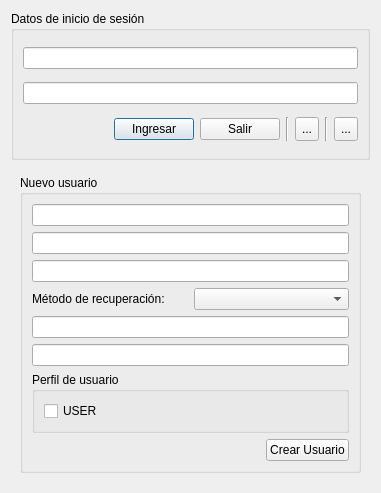
Qt form logindialog.ui (lincolningaroca/xxxApp) before a commit.
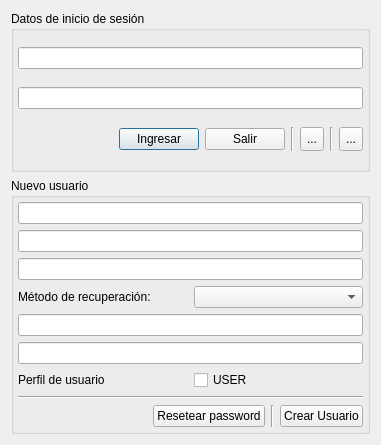
The same form after that commit. Icons and pictures are not drawn.

Diff of the .ui file:
```diff
--- a/logindialog.ui
+++ b/logindialog.ui
@@ -7,7 +7,7 @@
     <x>0</x>
     <y>0</y>
     <width>381</width>
-    <height>493</height>
+    <height>445</height>
    </rect>
   </property>
   <property name="windowTitle">
@@ -20,6 +20,21 @@
       <string>Datos de inicio de sesión</string>
      </property>
      <layout class="QVBoxLayout" name="verticalLayout_3">
+      <property name="spacing">
+       <number>6</number>
+      </property>
+      <property name="leftMargin">
+       <number>4</number>
+      </property>
+      <property name="topMargin">
+       <number>4</number>
+      </property>
+      <property name="rightMargin">
+       <number>4</number>
+      </property>
+      <property name="bottomMargin">
+       <number>4</number>
+      </property>
       <item>
        <widget class="QLineEdit" name="txtUser"/>
       </item>
@@ -107,12 +122,39 @@
    <item row="1" column="0">
     <widget class="QWidget" name="widget" native="true">
      <layout class="QVBoxLayout" name="verticalLayout_4">
+      <property name="spacing">
+       <number>0</number>
+      </property>
+      <property name="leftMargin">
+       <number>0</number>
+      </property>
+      <property name="topMargin">
+       <number>0</number>
+      </property>
+      <property name="rightMargin">
+       <number>0</number>
+      </property>
+      <property name="bottomMargin">
+       <number>0</number>
+      </property>
       <item>
        <widget class="QGroupBox" name="groupBox_2">
         <property name="title">
          <string>Nuevo usuario</string>
         </property>
         <layout class="QVBoxLayout" name="verticalLayout_2">
+         <property name="leftMargin">
+          <number>4</number>
+         </property>
+         <property name="topMargin">
+          <number>4</number>
+         </property>
+         <property name="rightMargin">
+          <number>4</number>
+         </property>
+         <property name="bottomMargin">
+          <number>4</number>
+         </property>
          <item>
           <widget class="QLineEdit" name="txtNewUser"/>
          </item>
@@ -143,22 +185,33 @@
           <widget class="QLineEdit" name="txtConfirmValue"/>
          </item>
          <item>
-          <widget class="QGroupBox" name="groupBox_3">
-           <property name="title">
+          <layout class="QHBoxLayout" name="horizontalLayout_4">
+           <item>
+            <widget class="QLabel" name="label_2">
+             <property name="text">
             <string>Perfil de usuario</string>
            </property>
-           <property name="flat">
-            <bool>false</bool>
-           </property>
-           <layout class="QVBoxLayout" name="verticalLayout">
+            </widget>
+           </item>
             <item>
              <widget class="QCheckBox" name="checkBox">
+             <property name="layoutDirection">
+              <enum>Qt::LeftToRight</enum>
+             </property>
               <property name="text">
                <string>USER</string>
               </property>
              </widget>
             </item>
            </layout>
+         </item>
+         <item>
+          <layout class="QVBoxLayout" name="verticalLayout">
+           <item>
+            <widget class="Line" name="line_3">
+             <property name="orientation">
+              <enum>Qt::Horizontal</enum>
+             </property>
           </widget>
          </item>
          <item>
@@ -176,12 +229,28 @@
              </property>
             </spacer>
            </item>
+             <item>
+              <widget class="QPushButton" name="btnResetPassword">
+               <property name="text">
+                <string>Resetear password</string>
+               </property>
+              </widget>
+             </item>
+             <item>
+              <widget class="Line" name="line_4">
+               <property name="orientation">
+                <enum>Qt::Vertical</enum>
+               </property>
+              </widget>
+             </item>
            <item>
             <widget class="QPushButton" name="btnCreateUser">
              <property name="text">
               <string>Crear Usuario</string>
              </property>
             </widget>
+             </item>
+            </layout>
            </item>
           </layout>
          </item>
```
Lines whose indentation alone changed are shown as unchanged.
